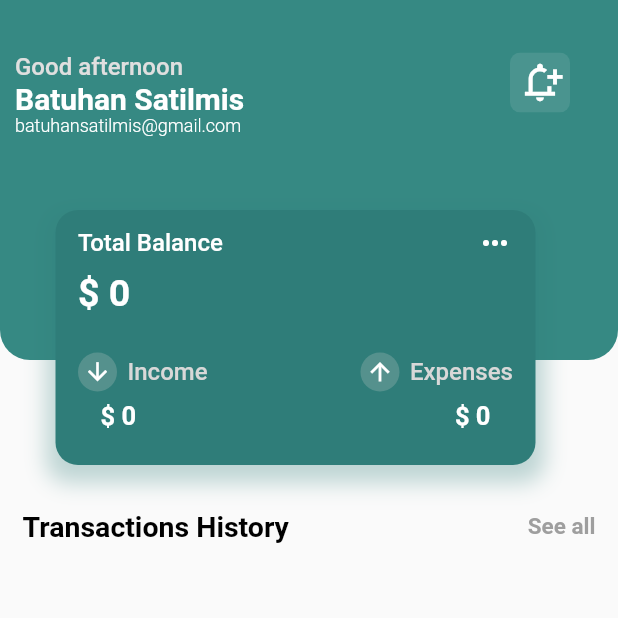
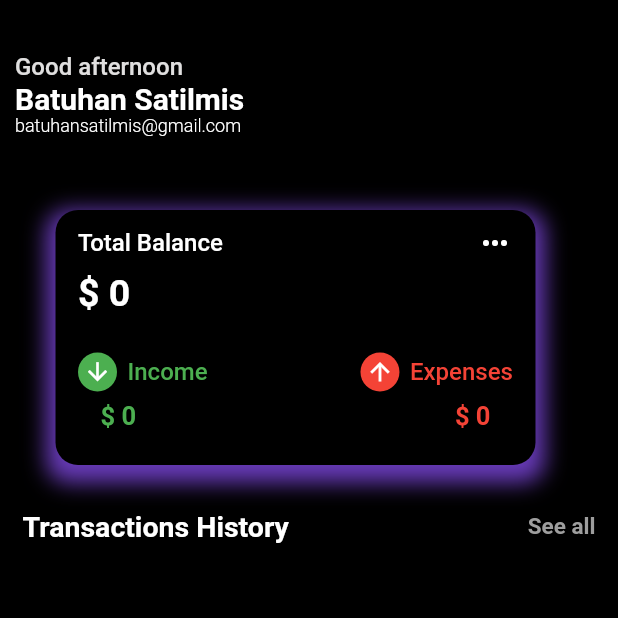
Before and after one commit to BatuhanSatilmis/Penny-Smart-Wallet, a Flutter app: the Home screen opened directly, on a phone screen of 412 x 824 dp, the top half of it. Run offline on Flutter 3.47's test engine with Material 2 defaults, Android fonts, the light colour scheme and no system bars; our stand-ins replace animate_do, hive, hive_flutter, ionicons, syncfusion_flutter_charts; accounts and stored records are empty.

Commit message:
add ✨ : design updates home view

```diff
--- a/penny_smart_wallet_app/lib/Screens/home.dart
+++ b/penny_smart_wallet_app/lib/Screens/home.dart
@@ -26,6 +26,7 @@ class _HomeState extends State<Home> {
   @override
   Widget build(BuildContext context) {
     return Scaffold(
+      backgroundColor: Colors.black,
       body: SafeArea(
           child: ValueListenableBuilder(
               valueListenable: box.listenable(),
@@ -46,7 +47,7 @@ class _HomeState extends State<Home> {
                               style: TextStyle(
                                 fontWeight: FontWeight.w600,
                                 fontSize: 19,
-                                color: Colors.black,
+                                color: Colors.white,
                               ),
                             ),
                             Text(
@@ -96,12 +97,15 @@ class _HomeState extends State<Home> {
         style: TextStyle(
           fontSize: 17,
           fontWeight: FontWeight.w600,
+                    color: Colors.white
+
         ),
       ),
       subtitle: Text(
         '${day[history.datetime.weekday - 1]}  ${history.datetime.year}-${history.datetime.day}-${history.datetime.month}',
         style: TextStyle(
           fontWeight: FontWeight.w600,
+          color: Colors.white
         ),
       ),
       trailing: Text(
@@ -124,7 +128,7 @@ class _HomeState extends State<Home> {
               width: double.infinity,
               height: 240,
               decoration: BoxDecoration(
-                color: Color(0xff368983),
+                color:  Colors.black,
                 borderRadius: BorderRadius.only(
                   bottomLeft: Radius.circular(20),
                   bottomRight: Radius.circular(20),
@@ -132,23 +136,7 @@ class _HomeState extends State<Home> {
               ),
               child: Stack(
                 children: [
-                  Positioned(
-                    top: 35,
-                    left: 340,
-                    child: ClipRRect(
-                      borderRadius: BorderRadius.circular(7),
-                      child: Container(
-                        height: 40,
-                        width: 40,
-                        color: Color.fromRGBO(250, 250, 250, 0.1),
-                        child: Icon(
-                          Icons.notification_add_outlined,
-                          size: 30,
-                          color: Colors.white,
-                        ),
-                      ),
-                    ),
-                  ),
+
                   Padding(
                     padding: const EdgeInsets.only(top: 35, left: 10),
                     child: Column(
@@ -194,13 +182,13 @@ class _HomeState extends State<Home> {
             decoration: BoxDecoration(
               boxShadow: [
                 BoxShadow(
-                  color: Color.fromRGBO(47, 125, 121, 0.3),
+                  color: Colors.deepPurple,
                   offset: Offset(0, 6),
                   blurRadius: 12,
                   spreadRadius: 6,
                 ),
               ],
-              color: Color.fromARGB(255, 47, 125, 121),
+              color: Color.fromARGB(255, 0, 0, 0),
               borderRadius: BorderRadius.circular(15),
             ),
             child: Column(
@@ -252,7 +240,7 @@ class _HomeState extends State<Home> {
                         children: [
                           CircleAvatar(
                             radius: 13,
-                            backgroundColor: Color.fromARGB(255, 85, 145, 141),
+                            backgroundColor: Colors.green,
                             child: Icon(
                               Icons.arrow_downward,
                               color: Colors.white,
@@ -265,7 +253,7 @@ class _HomeState extends State<Home> {
                             style: TextStyle(
                               fontWeight: FontWeight.w500,
                               fontSize: 16,
-                              color: Color.fromARGB(255, 216, 216, 216),
+                              color: Colors.green,
                             ),
                           ),
                         ],
@@ -274,7 +262,7 @@ class _HomeState extends State<Home> {
                         children: [
                           CircleAvatar(
                             radius: 13,
-                            backgroundColor: Color.fromARGB(255, 85, 145, 141),
+                            backgroundColor: Colors.red,
                             child: Icon(
                               Icons.arrow_upward,
                               color: Colors.white,
@@ -287,7 +275,7 @@ class _HomeState extends State<Home> {
                             style: TextStyle(
                               fontWeight: FontWeight.w500,
                               fontSize: 16,
-                              color: Color.fromARGB(255, 216, 216, 216),
+                              color: Colors.red,
                             ),
                           ),
                         ],
@@ -306,7 +294,7 @@ class _HomeState extends State<Home> {
                         style: TextStyle(
                           fontWeight: FontWeight.w600,
                           fontSize: 17,
-                          color: Colors.white,
+                          color: Colors.green,
                         ),
                       ),
                       Text(
@@ -314,7 +302,7 @@ class _HomeState extends State<Home> {
                         style: TextStyle(
                           fontWeight: FontWeight.w600,
                           fontSize: 17,
-                          color: Colors.white,
+                          color: Colors.red,
                         ),
                       ),
                     ],
```
Also changed, not shown: 6 other files.
